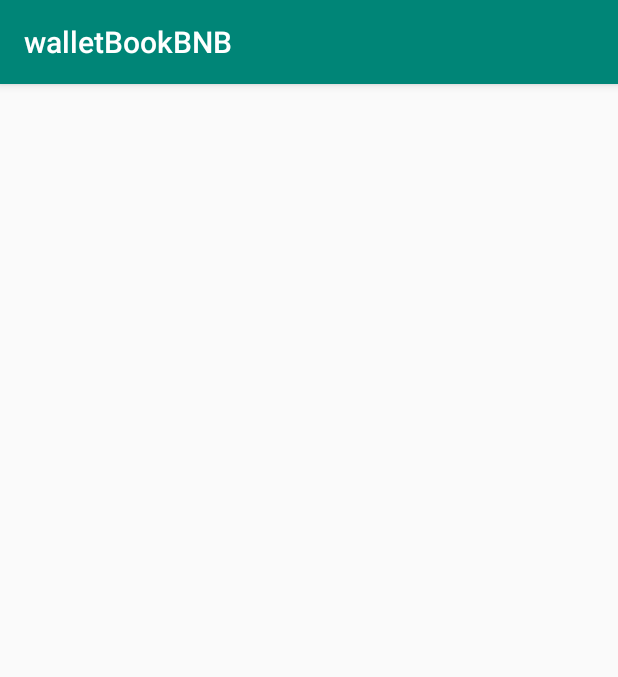
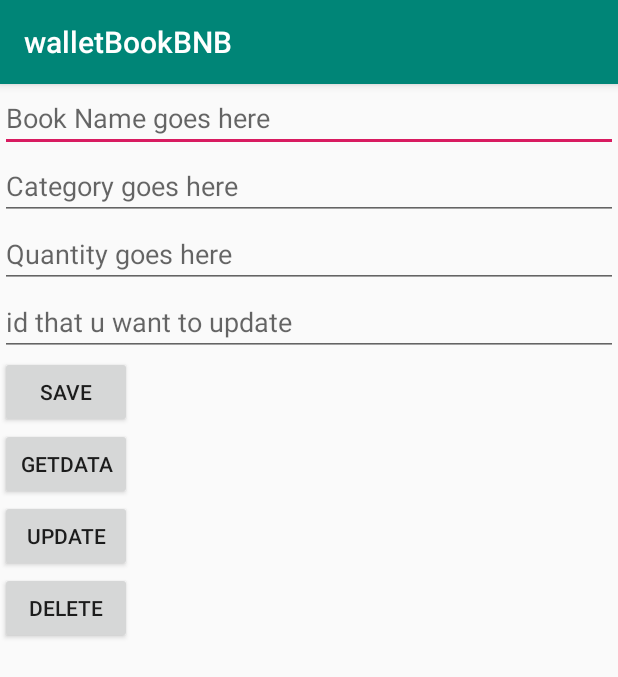
Before and after one commit to HabibRh26/Software-Engineering-Project, an Android app: the SearchBook screen opened directly, with no data from a screen before it, on a phone screen of 412 x 824 dp. Shown: the top 677 px of the screen. Run offline under Robolectric (Android 15) with nearby library versions, the light colour scheme and no system bars; libraries missing offline, so code that uses them is left out: com.facebook.stetho; 1 statement that could not run was skipped.

Commit message:
implemented searching of book and adding deleting updating of book section

```diff
--- a/coding Implementation/BookSharing/app/build.gradle
+++ b/coding Implementation/BookSharing/app/build.gradle
@@ -26,6 +26,8 @@ dependencies {
     implementation 'com.google.firebase:firebase-core:16.0.1'
     implementation 'com.android.support.constraint:constraint-layout:1.1.3'
     implementation 'com.google.firebase:firebase-auth:16.0.3'
+    implementation 'com.facebook.stetho:stetho:1.5.0'
+    implementation 'com.facebook.stetho:stetho-js-rhino:1.4.2'
     testImplementation 'junit:junit:4.12'
     androidTestImplementation 'com.android.support.test:runner:1.0.2'
     androidTestImplementation 'com.android.support.test.espresso:espresso-core:3.0.2'
--- /dev/null
+++ b/coding Implementation/BookSharing/app/src/main/java/com/example/booksharing/model/DBhelperClsSearchBook.java
@@ -0,0 +1,69 @@
+package com.example.booksharing.model;
+
+import android.content.ContentValues;
+import android.content.Context;
+import android.database.sqlite.SQLiteDatabase;
+import android.database.sqlite.SQLiteOpenHelper;
+
+/**
+ * Created by HabibCse25 on 04-Jan-19.
+ */
+
+public class DBhelperClsSearchBook extends SQLiteOpenHelper {
+    public static final String DB_Name = "BookCollection.db";
+    public static final int DB_Version =1;
+    public static final String TABLE_NAME = "TBL_BOOK";
+    public static final String col_1 = "ID";
+    public static final String col_2 = "BOOK_NAME";
+    public static final String col_3 = "CATEGORY";
+    public static final String col_4 = "QUANTITY";
+
+    public DBhelperClsSearchBook(Context context) {
+        super(context, DB_Name, null, DB_Version);
+
+    }
+
+    @Override
+    public void onCreate(SQLiteDatabase db) {
+       // db.execSQL("create table " + TABLE_NAME +"("+col_1 +" INTEGER PRIMARY KEY AUTOINCREMENT,"+col_2+" TEXT,"+col_3+" TEXT,"+col_4+" INTEGER);");
+        db.execSQL("create table " + TABLE_NAME +" (ID INTEGER PRIMARY KEY AUTOINCREMENT,BOOK_NAME TEXT,CATEGORY TEXT,QUANTITY INTEGER)");
+
+
+    }
+
+    @Override
+    public void onUpgrade(SQLiteDatabase db, int i, int i1) {
+        db.execSQL("DROP TABLE IF EXISTS "+TABLE_NAME);
+        onCreate(db);
+
+    }
+    public long insertData(String book_name, String category, int quantity){
+        SQLiteDatabase db = this.getWritableDatabase();
+        ContentValues contentValues = new ContentValues();
+        contentValues.put(col_2,book_name);
+        contentValues.put(col_3,category);
+        contentValues.put(col_4,quantity);
+        long result = db.insert(TABLE_NAME,null,contentValues);
+        return result;
+    }
+    public boolean updateData(String id, String book_name, String category, int quantity){
+        SQLiteDatabase db = this.getWritableDatabase();
+        ContentValues contentValues = new ContentValues();
+        contentValues.put(col_1,id);
+        contentValues.put(col_2,book_name);
+        contentValues.put(col_3,category);
+        contentValues.put(col_4,quantity);
+        String correction[]={id};
+        db.update(TABLE_NAME,contentValues,"ID = ?",correction);
+
+        return true ;
+    }
+    public boolean delMethod(String id){
+        SQLiteDatabase db = this.getWritableDatabase();
+        String del[]={id};
+        db.delete(TABLE_NAME,"ID = ?",del);
+
+        return true;
+
+    }
+}
--- a/coding Implementation/BookSharing/app/src/main/res/layout/activity_search_book.xml
+++ b/coding Implementation/BookSharing/app/src/main/res/layout/activity_search_book.xml
@@ -1,9 +1,58 @@
 <?xml version="1.0" encoding="utf-8"?>
-<android.support.constraint.ConstraintLayout xmlns:android="http://schemas.android.com/apk/res/android"
+<LinearLayout xmlns:android="http://schemas.android.com/apk/res/android"
     xmlns:app="http://schemas.android.com/apk/res-auto"
     xmlns:tools="http://schemas.android.com/tools"
     android:layout_width="match_parent"
     android:layout_height="match_parent"
-    tools:context=".SearchBook">
+    tools:context=".SearchBook"
+    android:orientation="vertical">
+    <EditText
+        android:id="@+id/editTxtName"
+        android:layout_width="match_parent"
+        android:layout_height="wrap_content"
+        android:hint="Book Name goes here" />
 
-</android.support.constraint.ConstraintLayout>
+    <EditText
+        android:id="@+id/editTxtSurName"
+        android:layout_width="match_parent"
+        android:layout_height="wrap_content"
+        android:hint="Category goes here" />
+
+    <EditText
+        android:id="@+id/editTxtMarks"
+        android:layout_width="match_parent"
+        android:layout_height="wrap_content"
+        android:hint="Quantity goes here" />
+    <EditText
+        android:layout_width="match_parent"
+        android:layout_height="wrap_content"
+        android:hint="id that u want to update"
+        android:id="@+id/updateID"/>
+
+    <Button
+        android:id="@+id/btnSave"
+        android:layout_width="wrap_content"
+        android:layout_height="wrap_content"
+        android:onClick="save"
+        android:text="save" />
+
+    <Button
+        android:id="@+id/getData"
+        android:layout_width="wrap_content"
+        android:layout_height="wrap_content"
+        android:text="getData"
+        android:onClick="getData"/>
+    <Button
+        android:layout_width="wrap_content"
+        android:layout_height="wrap_content"
+        android:text="update"
+        android:id="@+id/updatebtn" />
+    <Button
+        android:layout_width="wrap_content"
+        android:layout_height="wrap_content"
+        android:text="delete"
+        android:onClick="deleteData"/>
+
+
+
+</LinearLayout>
```
Also changed, not shown: coding Implementation/BookSharing/app/src/main/java/com/example/booksharing/SearchBook.java (+105 -0 lines).
